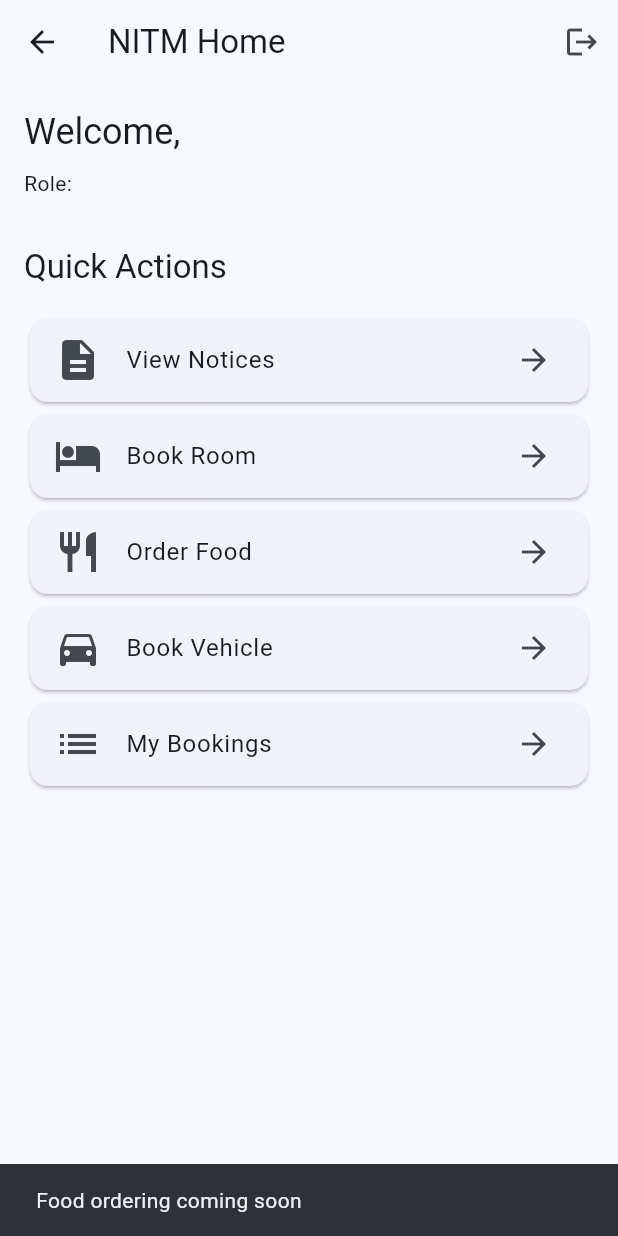
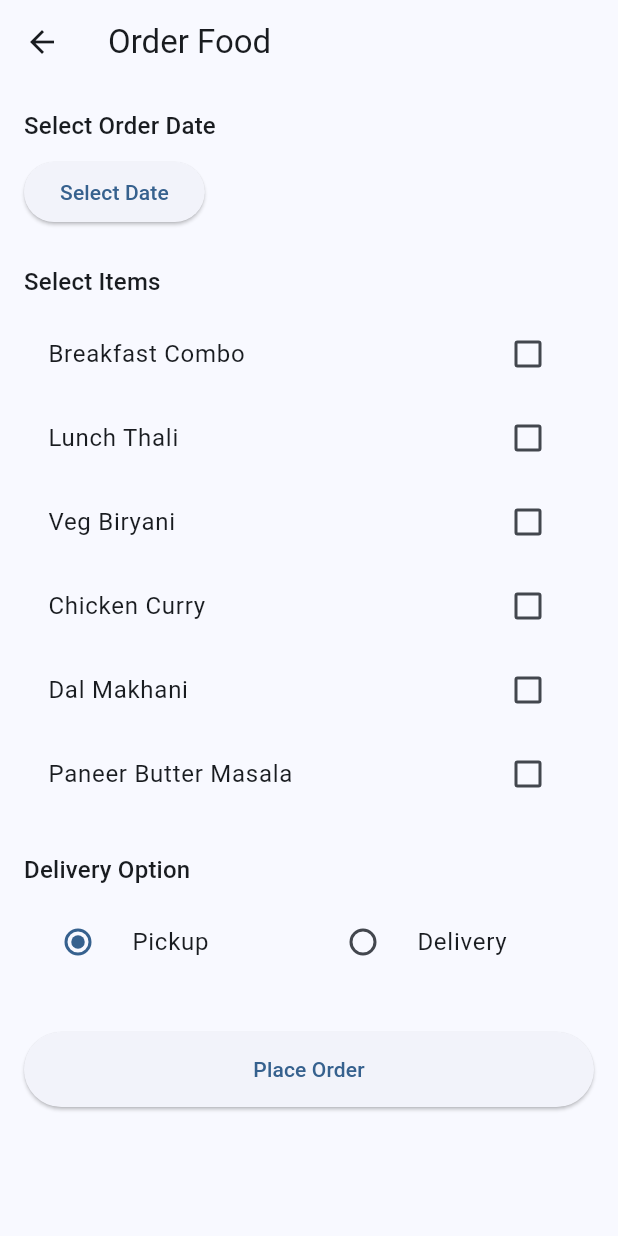
Before and after one commit to Savio13/NITM, a Flutter app: the HomeScreen screen opened directly, after a tap on "Order Food", on a phone screen of 412 x 824 dp. Run offline on Flutter 3.47's test engine with Material 3 defaults, Android fonts, the phone set to English and light mode, and no system bars; our stand-ins replace shared_preferences; accounts and stored records are empty.

Commit message:
feat: add mobile booking screens (room, vehicle, food) with date pickers and item selection

```diff
--- /dev/null
+++ b/mobile/lib/screens/food_ordering_screen.dart
@@ -0,0 +1,138 @@
+import 'package:flutter/material.dart';
+import 'package:provider/provider.dart';
+import '../providers/auth_provider.dart';
+
+class FoodOrderingScreen extends StatefulWidget {
+  const FoodOrderingScreen({super.key});
+
+  @override
+  State<FoodOrderingScreen> createState() => _FoodOrderingScreenState();
+}
+
+class _FoodOrderingScreenState extends State<FoodOrderingScreen> {
+  DateTime? _orderDate;
+  String? _pickupOrDelivery = 'pickup';
+  final Set<String> _selectedItems = {};
+  bool _isLoading = false;
+
+  final List<Map<String, String>> _menuItems = [
+    {'name': 'Breakfast Combo', 'id': 'item_breakfast'},
+    {'name': 'Lunch Thali', 'id': 'item_lunch'},
+    {'name': 'Veg Biryani', 'id': 'item_veg_biryani'},
+    {'name': 'Chicken Curry', 'id': 'item_chicken'},
+    {'name': 'Dal Makhani', 'id': 'item_dal'},
+    {'name': 'Paneer Butter Masala', 'id': 'item_paneer'},
+  ];
+
+  Future<void> _selectOrderDate(BuildContext context) async {
+    final picked = await showDatePicker(
+      context: context,
+      initialDate: DateTime.now(),
+      firstDate: DateTime.now(),
+      lastDate: DateTime.now().add(const Duration(days: 30)),
+    );
+    if (picked != null && picked != _orderDate) {
+      setState(() => _orderDate = picked);
+    }
+  }
+
+  Future<void> _submitOrder() async {
+    if (_orderDate == null || _selectedItems.isEmpty) {
+      ScaffoldMessenger.of(context).showSnackBar(
+        const SnackBar(content: Text('Please select a date and at least one item')),
+      );
+      return;
+    }
+
+    setState(() => _isLoading = true);
+    try {
+      final authProvider = Provider.of<AuthProvider>(context, listen: false);
+      await authProvider.post('/food-orders', {
+        'date': _orderDate?.toIso8601String(),
+        'items': _selectedItems.toList(),
+        'pickupOrDelivery': _pickupOrDelivery,
+      });
+      if (mounted) {
+        ScaffoldMessenger.of(context).showSnackBar(
+          const SnackBar(content: Text('Food order submitted')),
+        );
+        Navigator.pop(context);
+      }
+    } catch (e) {
+      if (mounted) {
+        ScaffoldMessenger.of(context).showSnackBar(
+          SnackBar(content: Text('Error: $e')),
+        );
+      }
+    }
+    setState(() => _isLoading = false);
+  }
+
+  @override
+  Widget build(BuildContext context) {
+    return Scaffold(
+      appBar: AppBar(title: const Text('Order Food')),
+      body: SingleChildScrollView(
+        padding: const EdgeInsets.all(16.0),
+        child: Column(
+          crossAxisAlignment: CrossAxisAlignment.start,
+          children: [
+            Text('Select Order Date', style: Theme.of(context).textTheme.titleMedium),
+            const SizedBox(height: 8),
+            ElevatedButton(
+              onPressed: () => _selectOrderDate(context),
+              child: Text(_orderDate == null ? 'Select Date' : '${_orderDate?.toLocal().toString().split(' ')[0]}'),
+            ),
+            const SizedBox(height: 24),
+            Text('Select Items', style: Theme.of(context).textTheme.titleMedium),
+            const SizedBox(height: 8),
+            ..._menuItems.map((item) {
+              return CheckboxListTile(
+                title: Text(item['name']!),
+                value: _selectedItems.contains(item['id']),
+                onChanged: (value) {
+                  setState(() {
+                    if (value == true) {
+                      _selectedItems.add(item['id']!);
+                    } else {
+                      _selectedItems.remove(item['id']);
+                    }
+                  });
+                },
+              );
+            }).toList(),
+            const SizedBox(height: 24),
+            Text('Delivery Option', style: Theme.of(context).textTheme.titleMedium),
+            const SizedBox(height: 8),
+            Row(
+              children: [
+                Expanded(
+                  child: RadioListTile<String>(
+                    title: const Text('Pickup'),
+                    value: 'pickup',
+                    groupValue: _pickupOrDelivery,
+                    onChanged: (value) => setState(() => _pickupOrDelivery = value),
+                  ),
+                ),
+                Expanded(
+                  child: RadioListTile<String>(
+                    title: const Text('Delivery'),
+                    value: 'delivery',
+                    groupValue: _pickupOrDelivery,
+                    onChanged: (value) => setState(() => _pickupOrDelivery = value),
+                  ),
+                ),
+              ],
+            ),
+            const SizedBox(height: 32),
+            ElevatedButton(
+              onPressed: _isLoading ? null : _submitOrder,
+              style: ElevatedButton.styleFrom(minimumSize: const Size.fromHeight(50)),
+              child: _isLoading ? const CircularProgressIndicator() : const Text('Place Order'),
+            ),
+          ],
+        ),
+      ),
+    );
+  }
+}
--- a/mobile/lib/screens/home_screen.dart
+++ b/mobile/lib/screens/home_screen.dart
@@ -2,6 +2,9 @@ import 'package:flutter/material.dart';
 import 'package:provider/provider.dart';
 import '../providers/auth_provider.dart';
 import 'notices_screen.dart';
+import 'room_booking_screen.dart';
+import 'vehicle_booking_screen.dart';
+import 'food_ordering_screen.dart';
 
 class HomeScreen extends StatelessWidget {
   const HomeScreen({super.key});
@@ -49,22 +52,22 @@ class HomeScreen extends StatelessWidget {
             _ActionCard(
               title: 'Book Room',
               icon: Icons.hotel,
-              onTap: () => ScaffoldMessenger.of(context).showSnackBar(
-                const SnackBar(content: Text('Room booking coming soon')),
+              onTap: () => Navigator.of(context).push(
+                MaterialPageRoute(builder: (_) => const RoomBookingScreen()),
               ),
             ),
             _ActionCard(
               title: 'Order Food',
               icon: Icons.restaurant,
-              onTap: () => ScaffoldMessenger.of(context).showSnackBar(
-                const SnackBar(content: Text('Food ordering coming soon')),
+              onTap: () => Navigator.of(context).push(
+                MaterialPageRoute(builder: (_) => const FoodOrderingScreen()),
               ),
             ),
             _ActionCard(
               title: 'Book Vehicle',
               icon: Icons.directions_car,
-              onTap: () => ScaffoldMessenger.of(context).showSnackBar(
-                const SnackBar(content: Text('Vehicle booking coming soon')),
+              onTap: () => Navigator.of(context).push(
+                MaterialPageRoute(builder: (_) => const VehicleBookingScreen()),
               ),
             ),
             _ActionCard(
```
Also changed, not shown: mobile/lib/screens/room_booking_screen.dart (added, +132 -0 lines), mobile/lib/screens/vehicle_booking_screen.dart (added, +120 -0 lines).
